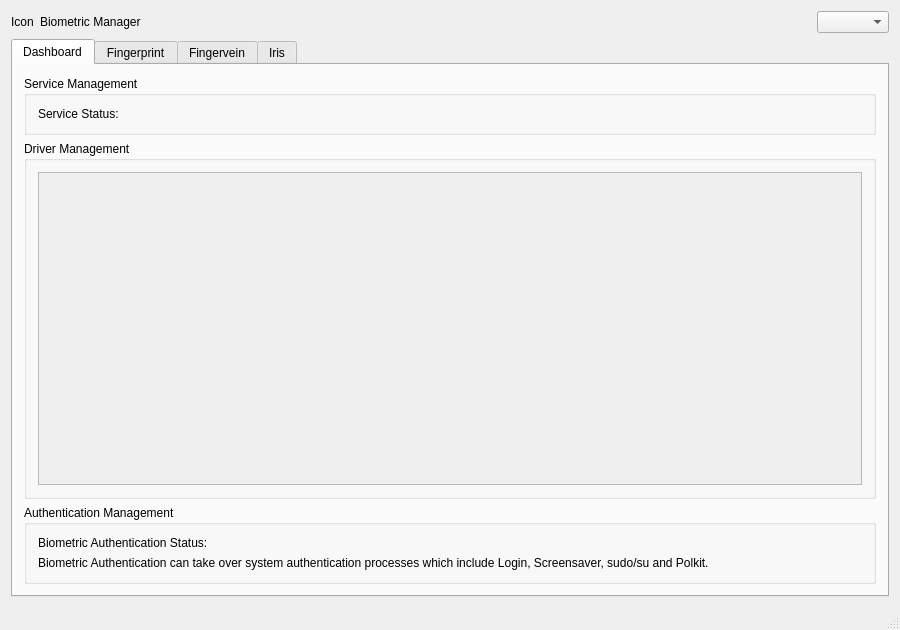
This is mainwindow.ui in ukui/ukui-biometric-manager as Qt 5 draws it before an edit. The edited form follows.
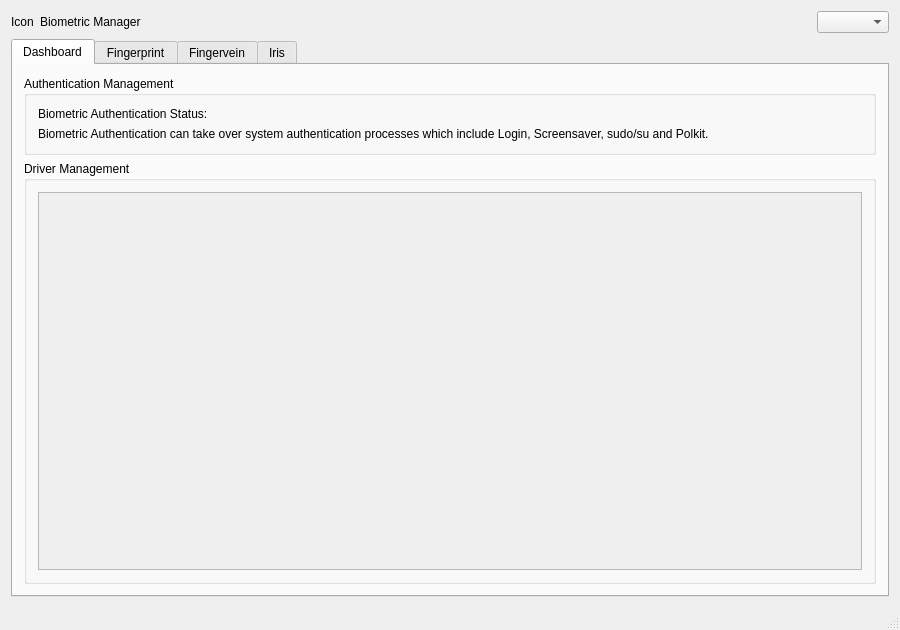
This is the edited form.

Commit message: [Minor] 调整驱动列表box和认证管理box的顺序

```diff
--- a/mainwindow.ui
+++ b/mainwindow.ui
@@ -78,21 +78,29 @@
        </attribute>
        <layout class="QVBoxLayout" name="verticalLayout">
         <item>
-         <widget class="QGroupBox" name="groupBoxService">
+         <widget class="QGroupBox" name="groupBoxBioAuth">
           <property name="title">
-           <string>Service Management</string>
+           <string>Authentication Management</string>
           </property>
-          <layout class="QHBoxLayout" name="horizontalLayout_5">
+          <layout class="QVBoxLayout" name="verticalLayout_2">
            <item>
-            <widget class="QLabel" name="lblServiceStatus">
-             <property name="sizePolicy">
-              <sizepolicy hsizetype="Preferred" vsizetype="Preferred">
-               <horstretch>0</horstretch>
-               <verstretch>0</verstretch>
-              </sizepolicy>
-             </property>
+            <layout class="QHBoxLayout" name="horizontalLayoutBioAuth">
+             <item>
+              <widget class="QLabel" name="lblBioAuthStatus">
+               <property name="text">
+                <string>Biometric Authentication Status:</string>
+               </property>
+              </widget>
+             </item>
+            </layout>
+           </item>
+           <item>
+            <widget class="QLabel" name="lblAuthNote">
              <property name="text">
-              <string>Service Status:</string>
+              <string>Biometric Authentication can take over system authentication processes which include Login, Screensaver, sudo/su and Polkit.</string>
+             </property>
+             <property name="wordWrap">
+              <bool>true</bool>
              </property>
             </widget>
            </item>
@@ -126,36 +134,6 @@
           </layout>
          </widget>
         </item>
-        <item>
-         <widget class="QGroupBox" name="groupBoxBioAuth">
-          <property name="title">
-           <string>Authentication Management</string>
-          </property>
-          <layout class="QVBoxLayout" name="verticalLayout_2">
-           <item>
-            <layout class="QHBoxLayout" name="horizontalLayoutBioAuth">
-             <item>
-              <widget class="QLabel" name="lblBioAuthStatus">
-               <property name="text">
-                <string>Biometric Authentication Status:</string>
-               </property>
-              </widget>
-             </item>
-            </layout>
-           </item>
-           <item>
-            <widget class="QLabel" name="lblAuthNote">
-             <property name="text">
-              <string>Biometric Authentication can take over system authentication processes which include Login, Screensaver, sudo/su and Polkit.</string>
-             </property>
-             <property name="wordWrap">
-              <bool>true</bool>
-             </property>
-            </widget>
-           </item>
-          </layout>
-         </widget>
-        </item>
        </layout>
       </widget>
       <widget class="QWidget" name="pageFingerprint">
```
